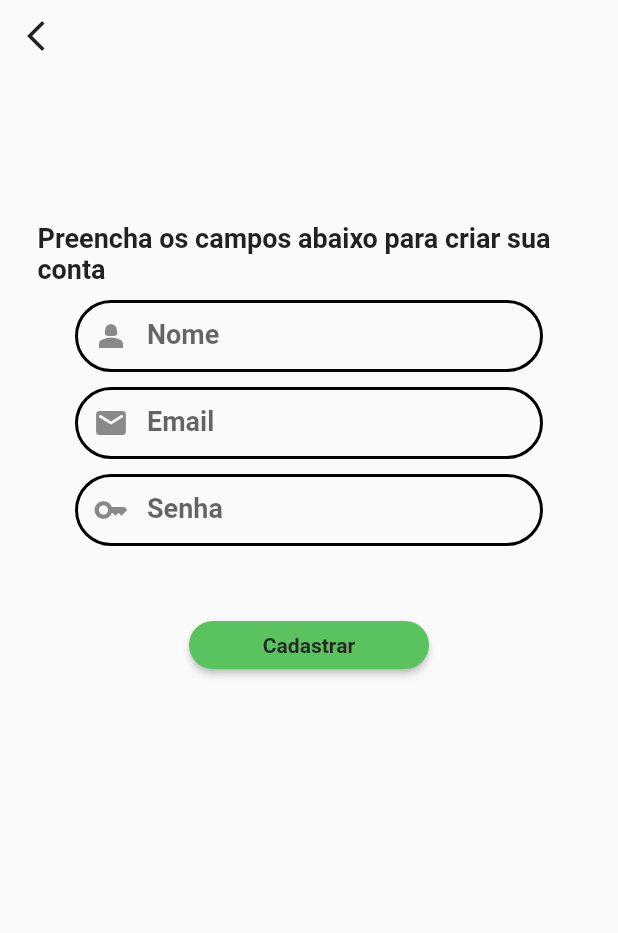
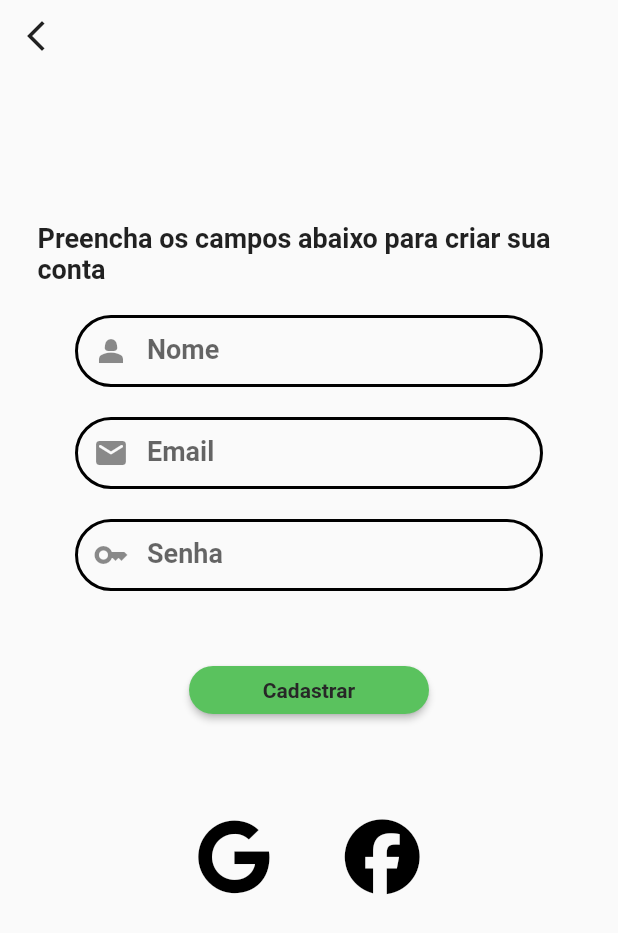
Before and after one commit to Ja1zinh0/app_medico, a Flutter app: the TelaCadastrar screen opened by its route, on a phone screen of 412 x 824 dp. Shown: the top 933 px of the screen. Run offline on Flutter 3.47's test engine with Material 2 defaults, Android fonts, the phone set to English and light mode, and no system bars; our stand-ins replace font_awesome_flutter.

Commit message:
adição de botões de cadastro

```diff
--- a/lib/view/tela_cadastro.dart
+++ b/lib/view/tela_cadastro.dart
@@ -1,4 +1,5 @@
 import 'package:flutter/material.dart';
+import 'package:font_awesome_flutter/font_awesome_flutter.dart';
 import 'funcoes.dart';
 
 class TelaCadastrar extends StatefulWidget {
@@ -42,7 +43,7 @@ class TelaCadastrarState extends State<TelaCadastrar> {
                 ),
               ),
               const SizedBox(
-                height: 10,
+                height: 20,
               ),
               InserirTexto(
                 controller: txtNome,
@@ -51,7 +52,7 @@ class TelaCadastrarState extends State<TelaCadastrar> {
                 labelIcon: Icons.person_2,
               ),
               const SizedBox(
-                height: 10,
+                height: 20,
               ),
               InserirTexto(
                 controller: txtEmail,
@@ -60,7 +61,7 @@ class TelaCadastrarState extends State<TelaCadastrar> {
                 labelIcon: Icons.email_rounded,
               ),
               const SizedBox(
-                height: 10,
+                height: 20,
               ),
               InserirTexto(
                 controller: txtSenha,
@@ -68,11 +69,9 @@ class TelaCadastrarState extends State<TelaCadastrar> {
                 labelText: 'Senha',
                 labelIcon: Icons.key,
               ),
-
               const SizedBox(
                 height: 50,
               ),
-
               SizedBox(
                 width: 160,
                 height: 32,
@@ -93,6 +92,37 @@ class TelaCadastrarState extends State<TelaCadastrar> {
                   ),
                 ),
               ),
+
+              const SizedBox(height: 70,),
+
+              Row(
+                mainAxisAlignment: MainAxisAlignment.center,
+                children: [
+                  InkWell(
+                    onTap: () {
+
+                    },
+                    child: const FaIcon(
+                      FontAwesomeIcons.google,
+                      color: Colors.black,
+                      size: 50.0,
+                    ),
+                  ),
+
+                  SizedBox(width: 50,),
+
+                  InkWell(
+                    onTap: () {
+
+                    },
+                    child: const FaIcon(
+                      FontAwesomeIcons.facebook,
+                      color: Colors.black,
+                      size: 50.0,
+                    ),
+                  ),
+                ],
+              ),
             ],
           ),
         ],
--- a/pubspec.yaml
+++ b/pubspec.yaml
@@ -35,6 +35,7 @@ dependencies:
   # The following adds the Cupertino Icons font to your application.
   # Use with the CupertinoIcons class for iOS style icons.
   cupertino_icons: ^1.0.2
+  font_awesome_flutter: ^10.4.0
 
 dev_dependencies:
   flutter_test:
```
Also changed, not shown: pubspec.lock.
